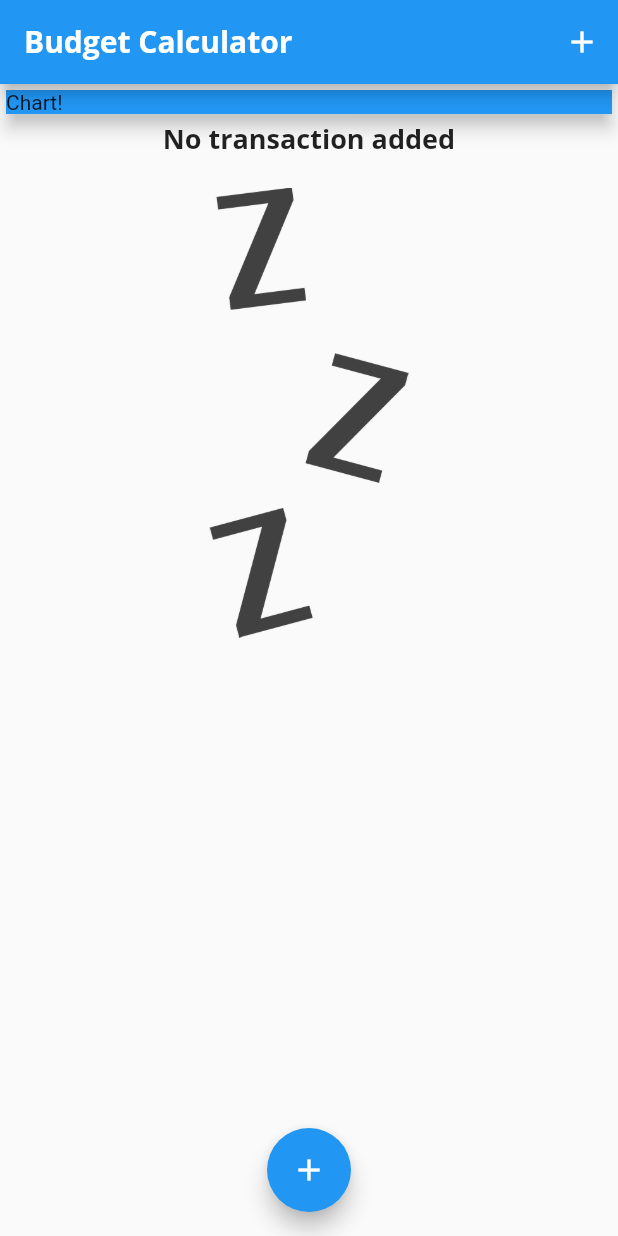
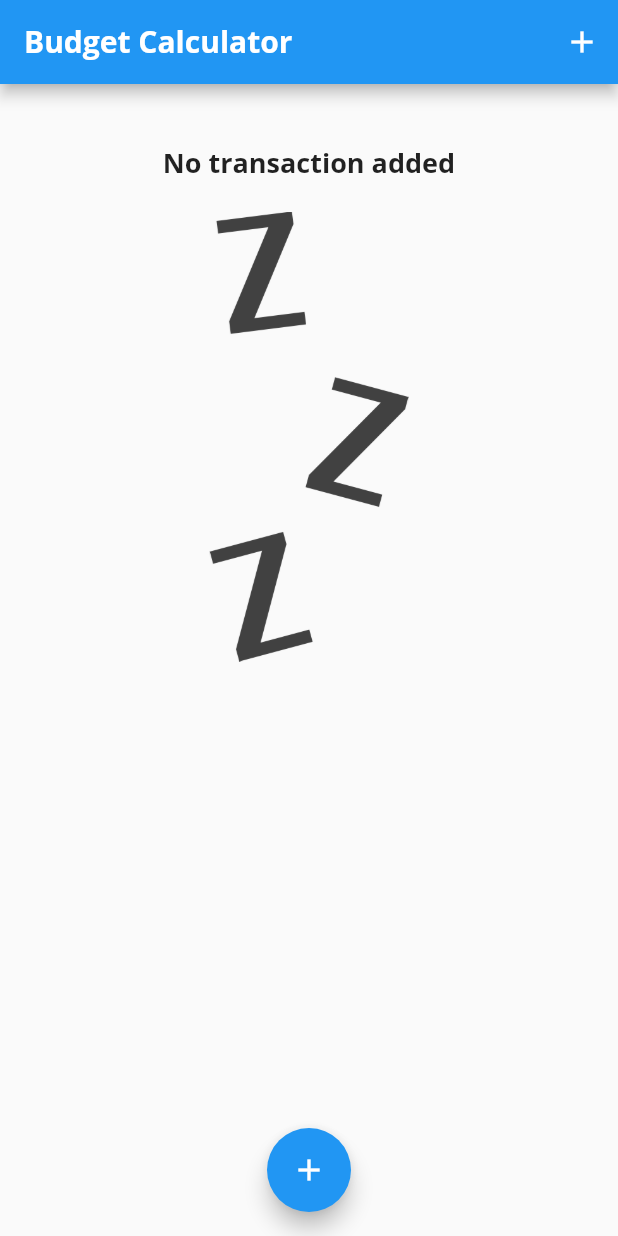
Before and after one commit to BoevMaksim/budget_calculator, a Flutter app: the screen it shows after launch, on a phone screen of 412 x 824 dp. Run offline on Flutter 3.47's test engine with Material 2 defaults, Android fonts, the phone set to English and light mode, and no system bars.

Commit message:
Create new widget "Chart".

```diff
--- a/lib/main.dart
+++ b/lib/main.dart
@@ -3,6 +3,7 @@ import 'package:flutter/material.dart';
 import './models/transaction.dart';
 import './widgets/transaction_list.dart';
 import './widgets/new_transaction.dart';
+import './widgets/chart.dart';
 
 void main() {
   runApp(MyApp());
@@ -57,6 +58,17 @@ class _MyHomePageState extends State<MyHomePage> {
     //   title: 'New iPhone',
     // )
   ];
+
+  List<Transaction> get _recentTransaction {
+    return _userTransactions.where(
+      (tx) {
+        return tx.date.isAfter(DateTime.now().subtract(
+          Duration(days: 7),
+        ));
+      },
+    ).toList();
+  }
+
   void _addNewTransaction(String inputTitle, double inputAmount) {
     final newTx = Transaction(
       amount: inputAmount,
@@ -96,17 +108,18 @@ class _MyHomePageState extends State<MyHomePage> {
         child: Column(
           crossAxisAlignment: CrossAxisAlignment.end,
           children: <Widget>[
-            Container(
-              width: double.infinity,
-              child: Card(
-                child: Container(
-                  width: double.infinity,
-                  color: Colors.blue,
-                  child: Text('Chart!'),
-                ),
-                elevation: 5,
-              ),
-            ),
+            // Container(
+            //   width: double.infinity,
+            //   child: Card(
+            //     child: Container(
+            //       width: double.infinity,
+            //       color: Colors.blue,
+            //       child: Text('Chart!'),
+            //     ),
+            //     elevation: 5,
+            //   ),
+            // ),
+            Chart(_recentTransaction),
             TransactionList(_userTransactions),
           ],
         ),
--- /dev/null
+++ b/lib/widgets/chart.dart
@@ -0,0 +1,45 @@
+import '../models/transaction.dart';
+import 'package:flutter/material.dart';
+import 'package:intl/intl.dart';
+
+class Chart extends StatelessWidget {
+  final List<Transaction> recentTransaction;
+  Chart(this.recentTransaction);
+
+  List<Map<String, Object>> get groupedTransactionValues {
+    return List.generate(
+      7,
+      (index) {
+        final weekDay = DateTime.now().subtract(
+          Duration(days: index),
+        );
+        var totalSum = 0.0;
+        for (var i = 0; i < recentTransaction.length; i++) {
+          if (recentTransaction[i].date.day == weekDay.day &&
+              recentTransaction[i].date.month == weekDay.month &&
+              recentTransaction[i].date.year == weekDay.year) {
+            totalSum += recentTransaction[i].amount;
+          }
+        }
+
+//print(DateFormat.E().format(weekDay));
+//print(totalSum);
+
+        return {
+          'day': DateFormat.E().format(weekDay),
+          'amount': totalSum,
+        };
+      },
+    );
+  }
+
+  @override
+  Widget build(BuildContext context) {
+    print(groupedTransactionValues);
+    return Card(
+      elevation: 6,
+      margin: EdgeInsets.all(20),
+      child: Row(),
+    );
+  }
+}
```
